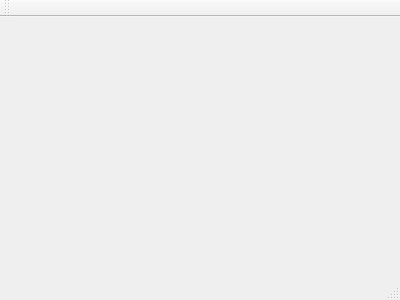
This is mainwindow.ui in K0GiHF9S/TimechartSimulator as Qt 5 draws it before an edit. The edited form follows.
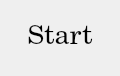
This is the edited form.

```diff
--- a/mainwindow.ui
+++ b/mainwindow.ui
@@ -1,24 +1,78 @@
 <ui version="4.0">
  <class>MainWindow</class>
- <widget class="QMainWindow" name="MainWindow" >
-  <property name="geometry" >
+ <widget class="QMainWindow" name="MainWindow">
+  <property name="geometry">
    <rect>
     <x>0</x>
     <y>0</y>
-    <width>400</width>
-    <height>300</height>
+    <width>120</width>
+    <height>76</height>
    </rect>
   </property>
-  <property name="windowTitle" >
+  <property name="sizePolicy">
+   <sizepolicy hsizetype="Preferred" vsizetype="Preferred">
+    <horstretch>0</horstretch>
+    <verstretch>0</verstretch>
+   </sizepolicy>
+  </property>
+  <property name="windowTitle">
    <string>MainWindow</string>
   </property>
-  <widget class="QMenuBar" name="menuBar" />
-  <widget class="QToolBar" name="mainToolBar" />
-  <widget class="QWidget" name="centralWidget" />
-  <widget class="QStatusBar" name="statusBar" />
+  <property name="dockOptions">
+   <set>QMainWindow::AllowTabbedDocks|QMainWindow::AnimatedDocks</set>
+  </property>
+  <widget class="QWidget" name="centralWidget">
+   <property name="sizePolicy">
+    <sizepolicy hsizetype="Preferred" vsizetype="Preferred">
+     <horstretch>0</horstretch>
+     <verstretch>0</verstretch>
+    </sizepolicy>
+   </property>
+   <layout class="QVBoxLayout" name="verticalLayout_2">
+    <item>
+     <widget class="QPushButton" name="startButton">
+      <property name="sizePolicy">
+       <sizepolicy hsizetype="Minimum" vsizetype="Minimum">
+        <horstretch>0</horstretch>
+        <verstretch>0</verstretch>
+       </sizepolicy>
+      </property>
+      <property name="font">
+       <font>
+        <family>Century</family>
+        <pointsize>20</pointsize>
+       </font>
+      </property>
+      <property name="toolTipDuration">
+       <number>-1</number>
+      </property>
+      <property name="autoFillBackground">
+       <bool>false</bool>
+      </property>
+      <property name="text">
+       <string>Start</string>
+      </property>
+      <property name="checkable">
+       <bool>true</bool>
+      </property>
+      <property name="autoExclusive">
+       <bool>false</bool>
+      </property>
+      <property name="autoDefault">
+       <bool>false</bool>
+      </property>
+      <property name="default">
+       <bool>false</bool>
+      </property>
+      <property name="flat">
+       <bool>true</bool>
+      </property>
+     </widget>
+    </item>
+   </layout>
+  </widget>
  </widget>
- <layoutDefault spacing="6" margin="11" />
- <pixmapfunction></pixmapfunction>
+ <layoutdefault spacing="6" margin="11"/>
  <resources/>
  <connections/>
 </ui>
```
Left out of the diff: 1 changed line with no effect on the pictures.
